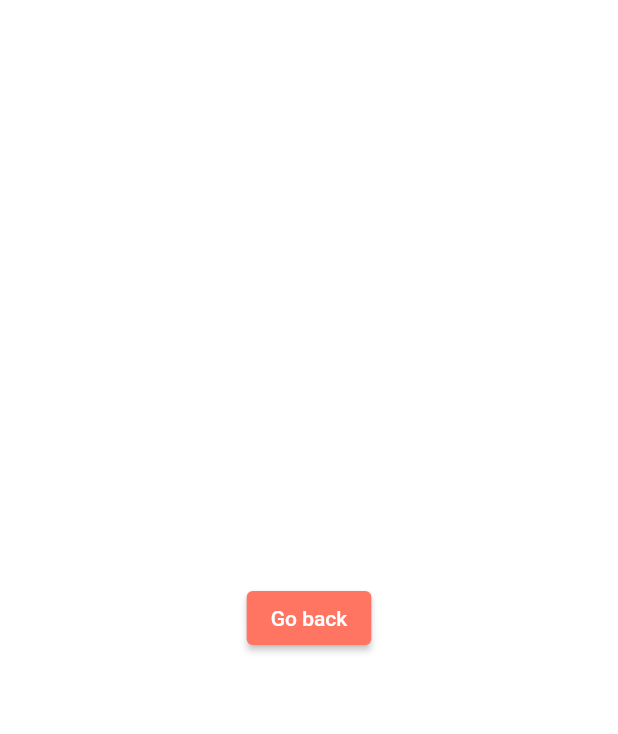
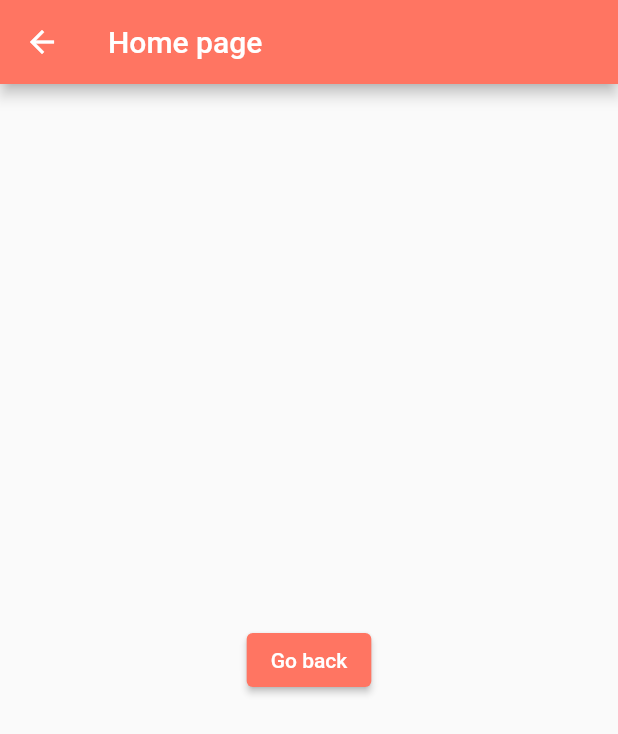
Before and after one commit to sorasora46/flutter-todo, a Flutter app: the screen it shows after launch, after a tap on an icon or button, on a phone screen of 412 x 824 dp. Shown: the top 734 px of the screen. Run offline on Flutter 3.47's test engine with Material 2 defaults, Android fonts, the phone set to English and light mode, and no system bars; Roboto replaces fonts that are missing (TiltNeon).

Commit message:
Add Scaffold widget

```diff
--- a/lib/pages/home_page.dart
+++ b/lib/pages/home_page.dart
@@ -5,12 +5,17 @@ class HomePage extends StatelessWidget {
 
   @override
   Widget build(BuildContext context) {
-    return Center(
-      child: ElevatedButton(
-        onPressed: () {
-          Navigator.pop(context);
-        },
-        child: const Text('Go back'),
+    return Scaffold(
+      appBar: AppBar(
+        title: const Text('Home page'),
+      ),
+      body: Center(
+        child: ElevatedButton(
+          onPressed: () {
+            Navigator.pop(context);
+          },
+          child: const Text('Go back'),
+        ),
       ),
     );
   }
```
